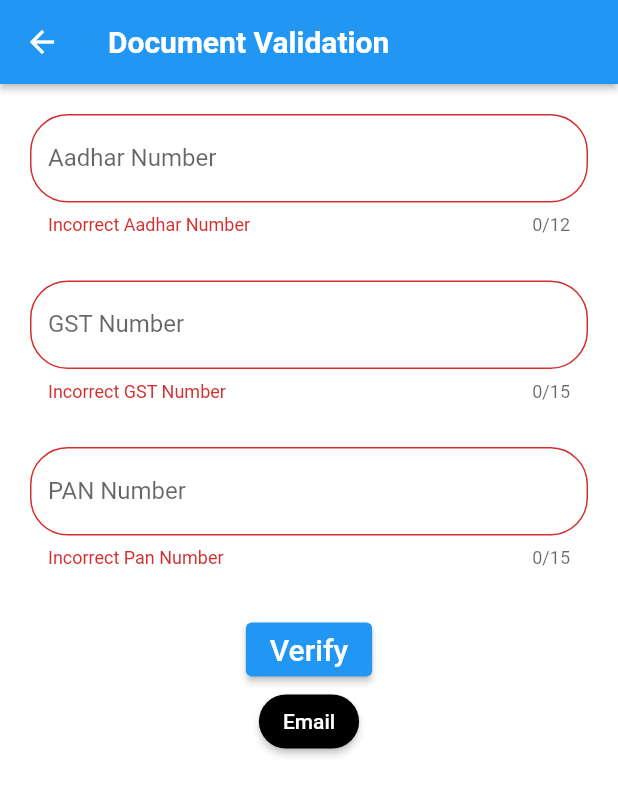
After one commit to danrino95/project_one10, a Flutter app: the gov_auth screen opened directly, after a tap on "Verify", on a phone screen of 412 x 824 dp. The commit adds this screen. Shown: the top 795 px of the screen. Run offline on Flutter 3.47's test engine with Material 2 defaults, Android fonts, the phone set to English and light mode, and no system bars; our stand-ins replace cloud_firestore, connectivity_plus, email_validator, firebase_auth, firebase_core, font_awesome_flutter and 3 more; missing offline and left inert: custom_gradient_button, flutter_facebook_auth, govt_documents_validator, twitter_login; accounts and stored records are empty.

Commit message:
Text changes

```diff
--- /dev/null
+++ b/lib/Screens/Mobile/gov_auth.dart
@@ -0,0 +1,148 @@
+import 'package:flutter/foundation.dart';
+import 'package:flutter/material.dart';
+import 'package:govt_documents_validator/govt_documents_validator.dart';
+import 'package:typroject/Screens/Mobile/mobile_geo_location.dart';
+
+import '../../utils/next_screen.dart';
+
+class gov_auth extends StatefulWidget {
+  const gov_auth({Key? key}) : super(key: key);
+
+  @override
+  State<gov_auth> createState() => _gov_authState();
+}
+
+class _gov_authState extends State<gov_auth> {
+  var _formKey = GlobalKey<FormState>();
+  late bool isAadharNum;
+  late bool isGSTNum;
+  late bool isPAnNum;
+  PANValidator panValidator = new PANValidator();
+  GSTValidator gstValidator = new GSTValidator();
+  AadharValidator aadharValidator = new AadharValidator();
+  void _submit() {
+    final isValid = _formKey.currentState!.validate();
+    if (!isValid) {
+      return;
+    }
+    _formKey.currentState!.save();
+  }
+  @override
+  Widget build(BuildContext context) {
+    return Scaffold(
+      backgroundColor: Colors.white,
+      appBar: AppBar(
+        title: Text(
+          "Document Validation",
+          style: TextStyle(color: Colors.white, fontWeight: FontWeight.bold),
+        ),
+        elevation: 2.0,
+      ),
+      body: Padding(
+        padding: const EdgeInsets.all(20.0),
+        child: Form(
+          key: _formKey,
+          child: Column(
+            children: <Widget>[
+              TextFormField(
+                maxLength: 12,
+                cursorColor: Colors.green,
+                decoration: InputDecoration(
+                  labelText: 'Aadhar Number',
+                  border: OutlineInputBorder(
+                    borderRadius: BorderRadius.circular(25.0),
+                    borderSide: BorderSide(color: Colors.black),
+                  ),
+                ),
+                onFieldSubmitted: (value) {},
+                validator: (value) {
+                  if (aadharValidator.validate(value) == true) {
+                    return "aadhar true";
+                  }
+                  return "Incorrect Aadhar Number";
+                },
+              ),
+              //box styling
+              SizedBox(
+                height: 30,
+              ),
+              //text input
+              TextFormField(
+                maxLength: 15,
+                cursorColor: Colors.green,
+                decoration: InputDecoration(
+                  labelText: 'GST Number',
+                  border: OutlineInputBorder(
+                    borderRadius: BorderRadius.circular(25.0),
+                    borderSide: BorderSide(),
+                  ),
+                ),
+                onFieldSubmitted: (value) {},
+                validator: (value) {
+                  if (gstValidator.validate(value) == true) {
+                    return "gst true";
+                  }
+                  return "Incorrect GST Number";
+                },
+              ),
+              //box styling
+              SizedBox(
+                height: 30,
+              ),
+          TextFormField(
+            maxLength: 15,
+            cursorColor: Colors.green,
+            decoration: InputDecoration(
+              labelText: 'PAN Number',
+              border: OutlineInputBorder(
+                borderRadius: BorderRadius.circular(25.0),
+                borderSide: BorderSide(),
+              ),
+            ),
+            onFieldSubmitted: (value) {},
+            validator: (value) {
+              if (panValidator.validate(value) == true) {
+                return "Pan true";
+              }
+              return "Incorrect Pan Number";
+            },
+          ),
+          //box styling
+          SizedBox(
+            height:30,
+          ),
+              //text input
+              ElevatedButton(
+
+                child: Text(
+                  "Verify",
+                  style: TextStyle(
+                    fontSize: 20.0,
+                  ),
+                ),
+                onPressed: () => _submit(),
+              ),
+              ElevatedButton(
+                onPressed: () {
+                  nextScreenReplace(
+                      context, const GeoLocationMobile());
+                },
+                child: Text("Email"),
+                style: ElevatedButton.styleFrom(
+                  primary: Colors.black,
+                  shape: RoundedRectangleBorder(
+                      borderRadius: BorderRadius.circular(20)),
+                ),
+              ),
+            ],
+          ),
+        ),
+      ),
+    );
+  }
+  @override
+  void debugFillProperties(DiagnosticPropertiesBuilder properties) {
+    super.debugFillProperties(properties);
+    properties.add(DiagnosticsProperty<bool>('isAadharNum', isAadharNum));
+  }
+}
--- a/lib/Screens/Mobile/mobile_email_phone_signin.dart
+++ b/lib/Screens/Mobile/mobile_email_phone_signin.dart
@@ -247,7 +247,7 @@ class _EmailPhoneSignInMobileState extends State<EmailPhoneSignInMobile> {
                                     shape: RoundedRectangleBorder(
                                         borderRadius: BorderRadius.circular(20)),
                                   ),
-                                  child: const Text("Register"))
+                                  child: const Text("Login1"))
                               ),
                             ),
                           ],
@@ -353,7 +353,7 @@ class _EmailPhoneSignInMobileState extends State<EmailPhoneSignInMobile> {
                                             shape: RoundedRectangleBorder(
                                                 borderRadius: BorderRadius.circular(20)),
                                           ),
-                                          child: const Text("Register"))
+                                          child: const Text("Login"))
                                       ),
                                     ),
 
```
